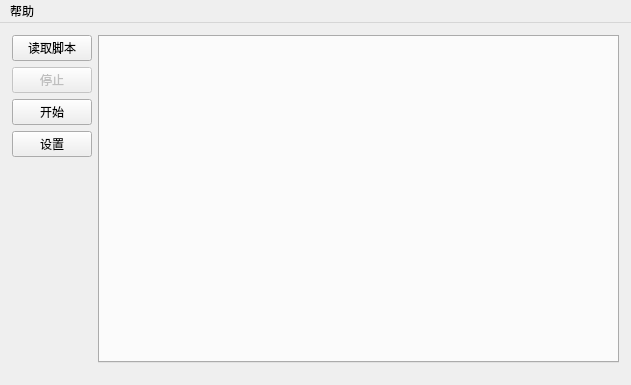
First picture: the form in mainwindow.ui, repository uvbs/mhgamebot, before the edit.
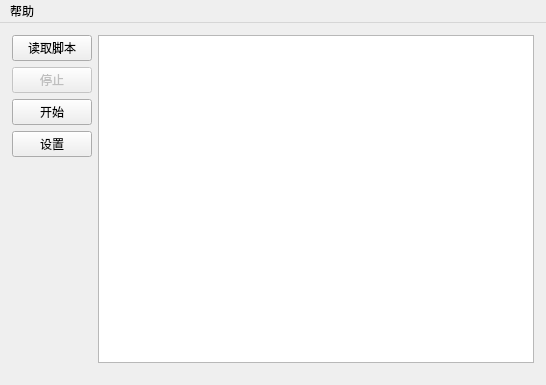
Second picture: the form after the edit. Icons and pictures are not drawn.

Commit message: 修正一些界面中的乱码问题

The edit to the form file:
```diff
--- a/mainwindow.ui
+++ b/mainwindow.ui
@@ -6,7 +6,7 @@
    <rect>
     <x>0</x>
     <y>0</y>
-    <width>631</width>
+    <width>546</width>
     <height>385</height>
    </rect>
   </property>
@@ -119,17 +119,9 @@
          </layout>
         </item>
         <item>
-         <widget class="QTabWidget" name="tabWidget">
-          <property name="font">
-           <font>
-            <pointsize>9</pointsize>
-           </font>
-          </property>
-          <property name="currentIndex">
-           <number>-1</number>
-          </property>
-          <property name="tabBarAutoHide">
-           <bool>false</bool>
+         <widget class="QTextEdit" name="textEdit">
+          <property name="readOnly">
+           <bool>true</bool>
           </property>
          </widget>
         </item>
@@ -163,7 +155,7 @@
     <rect>
      <x>0</x>
      <y>0</y>
-     <width>631</width>
+     <width>546</width>
      <height>20</height>
     </rect>
    </property>
```
Left out of the diff: 6 changed lines with no effect on the pictures. The commit also changes 2 other files.
